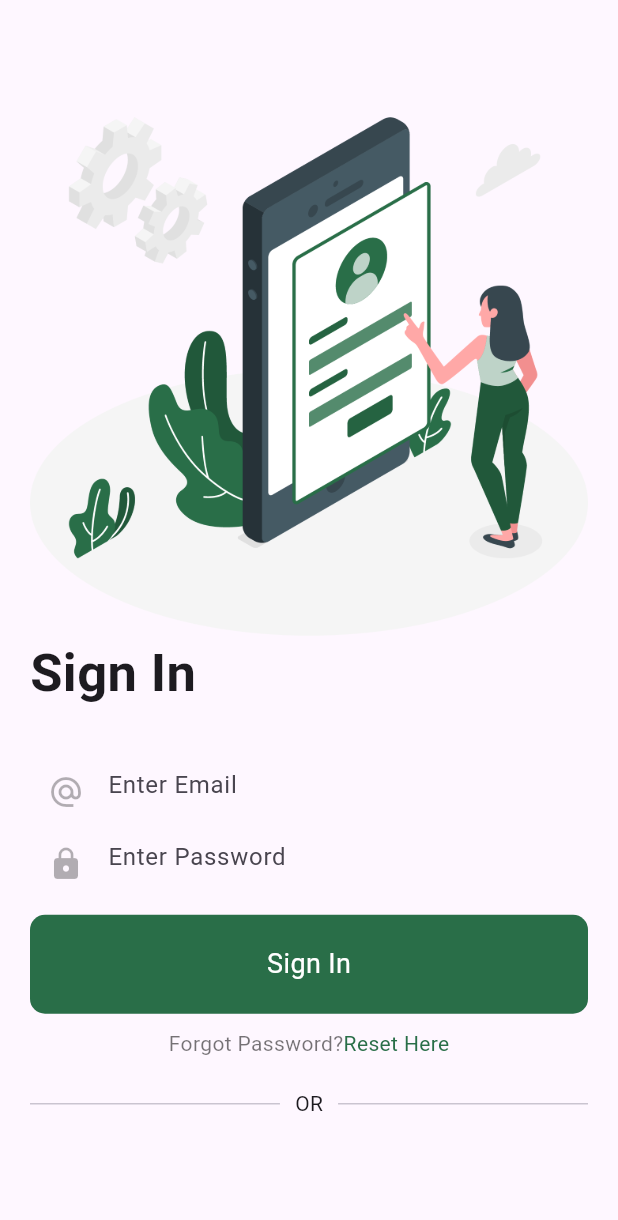
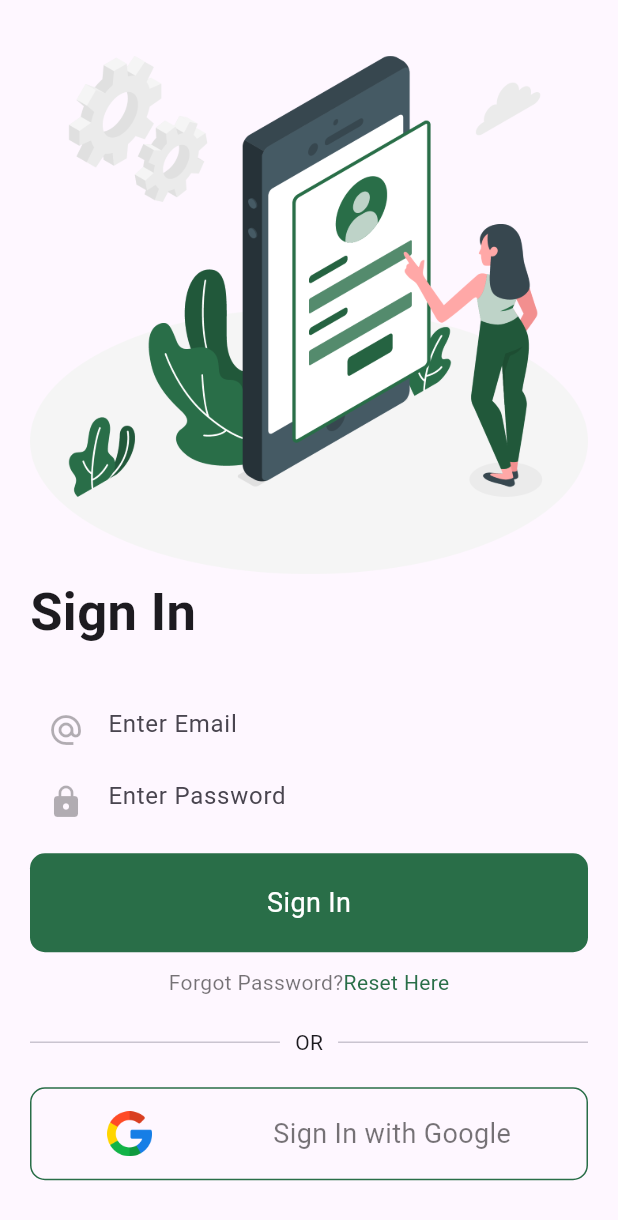
Before and after one commit to pasindur2000/pusl_3119, a Flutter app: the screen it shows after launch, after a tap on the "arrow forward ios" icon, after a tap on "Skip", on a phone screen of 412 x 824 dp. Shown: the top 1220 px of the screen. Run offline on Flutter 3.47's test engine with Material 3 defaults, Android fonts, the phone set to English and light mode, and no system bars; our stand-ins replace animated_bottom_navigation_bar, page_transition.

Commit message:
almost done creating sign in page. and create new file for sign in

```diff
--- a/lib/ui/signin_page.dart
+++ b/lib/ui/signin_page.dart
@@ -88,38 +88,61 @@ class _LoginState extends State<SignIn> {
                         type: PageTransitionType.bottomToTop));
               },
               child: Center(
-                child: Text.rich(
-                    TextSpan(
-                      children: [
+                child: Text.rich(TextSpan(children: [
                   TextSpan(
                     text: 'Forgot Password?',
-                          style:  TextStyle(
+                    style: TextStyle(
                       color: Constants.blackColor,
                     ),
                   ),
                   TextSpan(
                     text: 'Reset Here',
-                          style:  TextStyle(
+                    style: TextStyle(
                       color: Constants.primaryColor,
                     ),
                   ),
-                      ]
-                    )
-                ),
+                ])),
               ),
             ),
             const SizedBox(
               height: 20,
             ),
             Row(
-              children: const[
+              children: const [
                 Expanded(child: Divider()),
-                Padding(padding: const EdgeInsets.symmetric(horizontal: 10),
-                child: Text('OR'),),
+                Padding(
+                  padding: const EdgeInsets.symmetric(horizontal: 10),
+                  child: Text('OR'),
+                ),
                 Expanded(child: Divider()),
               ],
             ),
-
+            const SizedBox(
+              height: 20,
+            ),
+            Container(
+              width: size.width,
+              decoration: BoxDecoration(
+                  border: Border.all(color: Constants.primaryColor),
+                  borderRadius: BorderRadius.circular(10)),
+              padding: const EdgeInsets.symmetric(horizontal: 10, vertical: 15),
+              child: Row(
+                mainAxisAlignment: MainAxisAlignment.spaceAround,
+                children: [
+                  SizedBox(
+                    height: 30,
+                    child: Image.asset('assets/images/google.png'),
+                  ),
+                  Text(
+                    'Sign In with Google',
+                    style: TextStyle(
+                      color: Constants.blackColor,
+                      fontSize: 18.0,
+                    ),
+                  ),
+                ],
+              ),
+            )
           ],
         ),
       ),
```
Also changed, not shown: 1 other file. Lines whose indentation alone changed are shown as unchanged.
